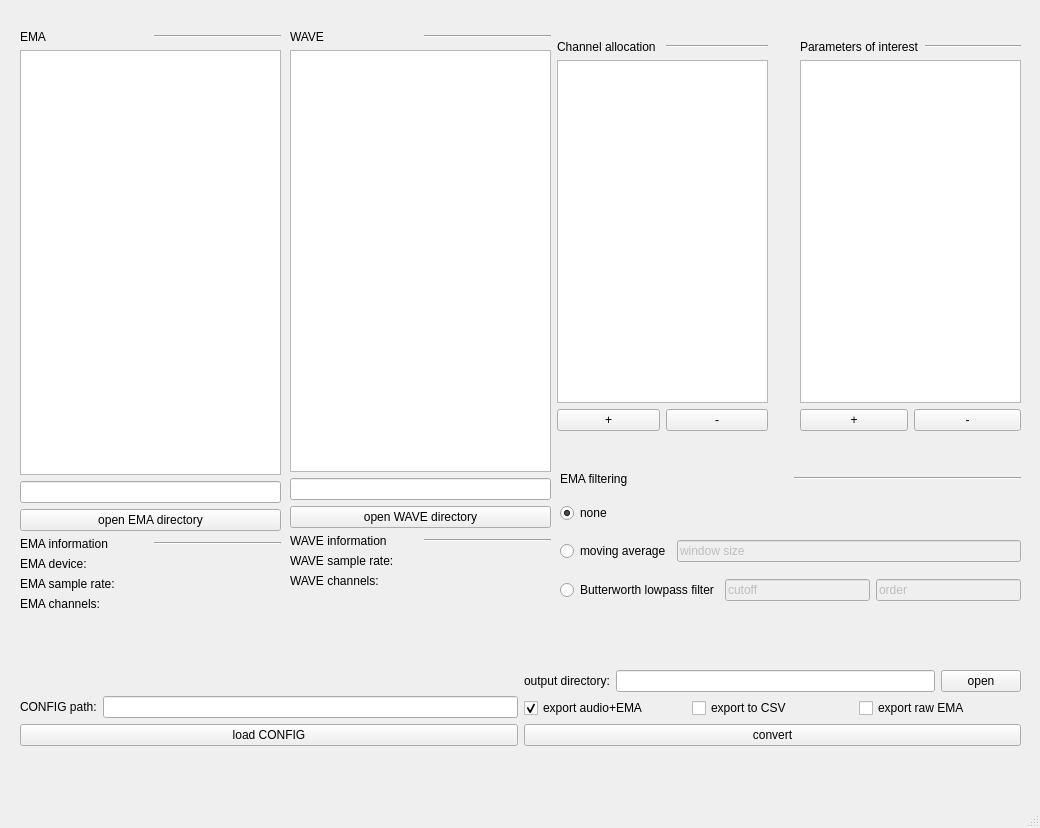
phbuech/ema2wav, file src/ema2wav_gui.ui: the form before one commit.
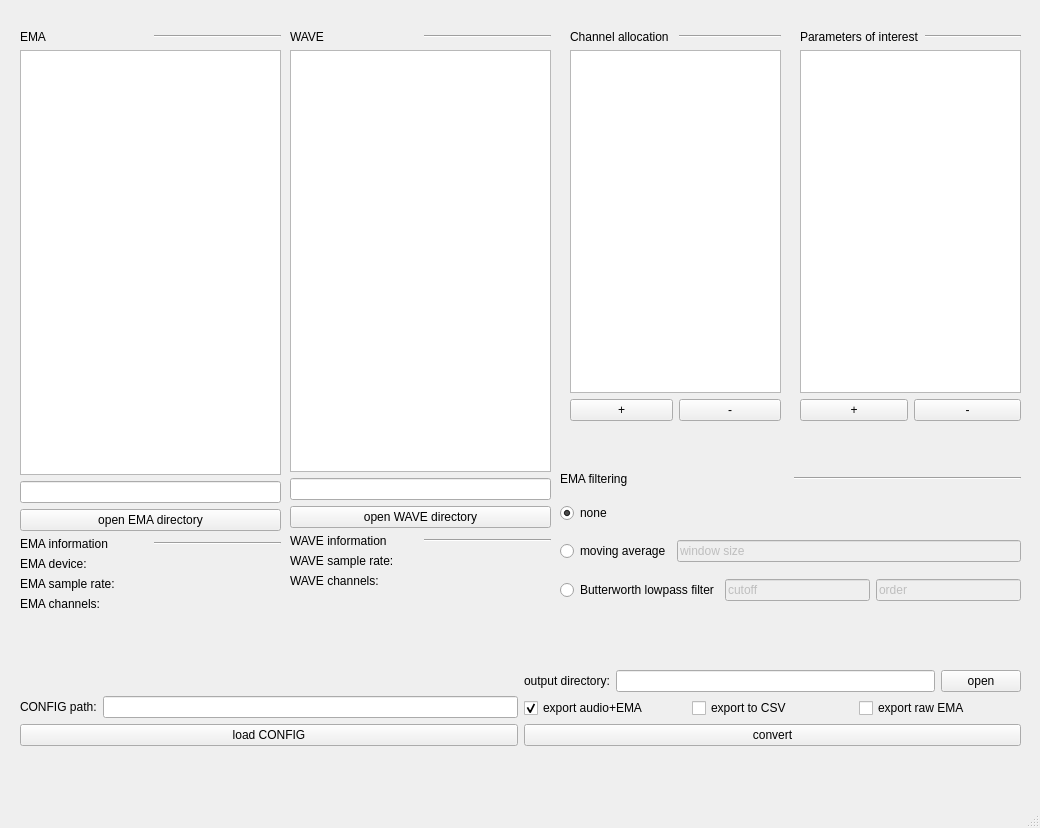
The form after the commit.

What changed in the file:
```diff
--- a/src/ema2wav_gui.ui
+++ b/src/ema2wav_gui.ui
@@ -275,8 +275,8 @@
    <widget class="QWidget" name="verticalLayoutWidget_3">
     <property name="geometry">
      <rect>
-      <x>557</x>
-      <y>40</y>
+      <x>570</x>
+      <y>30</y>
       <width>211</width>
       <height>391</height>
      </rect>
@@ -327,7 +327,7 @@
     <property name="geometry">
      <rect>
       <x>800</x>
-      <y>40</y>
+      <y>30</y>
       <width>221</width>
       <height>391</height>
      </rect>
```
